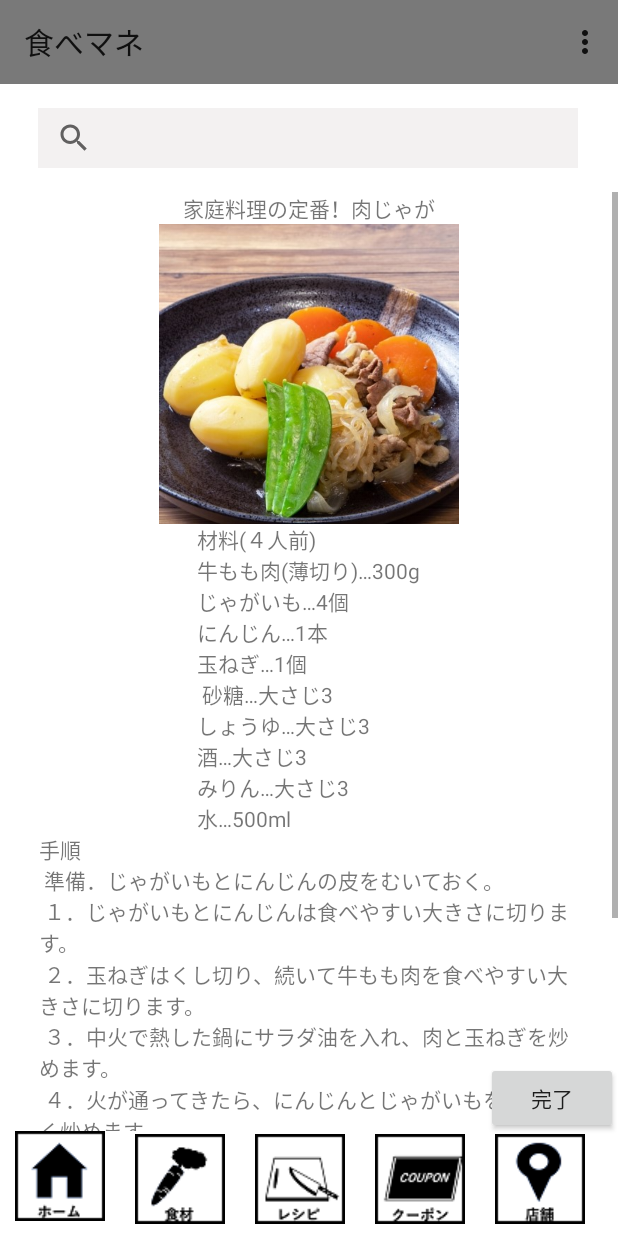
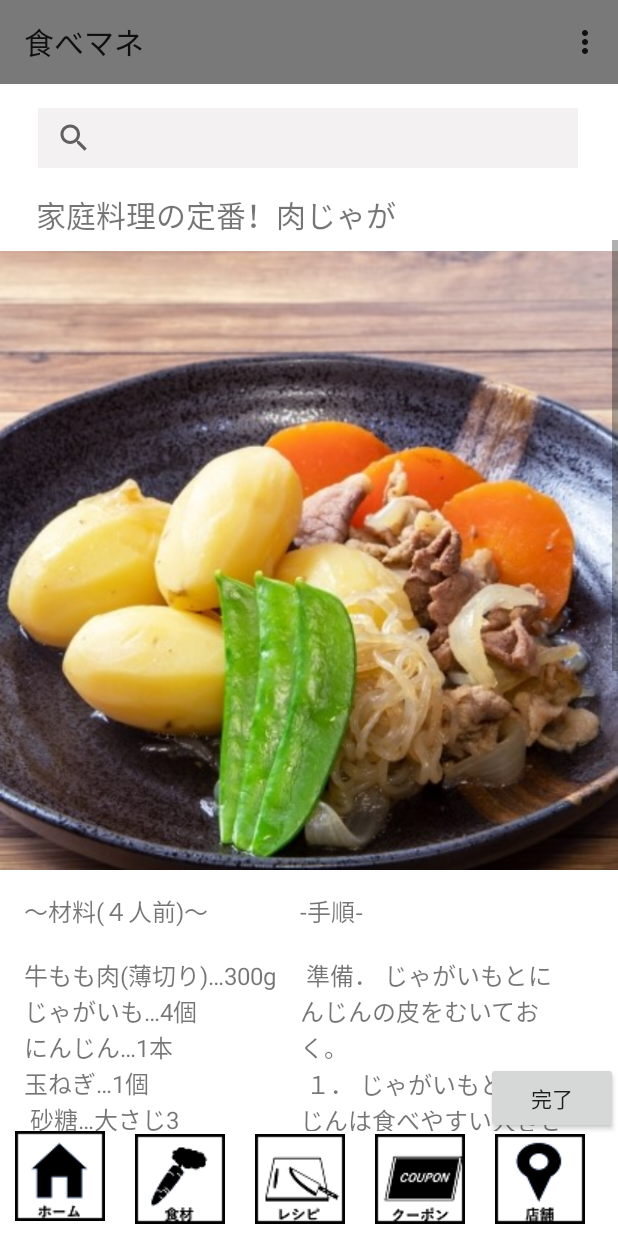
Before and after one commit to fresh3001/Tabemane, an Android app: the Recipe02Activity screen opened directly, with no data from a screen before it, on a phone screen of 412 x 824 dp. Run offline under Robolectric (Android 15) with nearby library versions, the light colour scheme and no system bars; our stand-ins replace Firebase (no records; nobody signed in at launch, a user with empty details on screens opened directly).

Commit message:
13 commite 安達

```diff
--- a/app/src/main/res/layout/activity_recipe02.xml
+++ b/app/src/main/res/layout/activity_recipe02.xml
@@ -111,11 +111,22 @@
         app:layout_constraintStart_toStartOf="parent"
         app:layout_constraintTop_toBottomOf="@+id/toolbar" />
 
+    <TextView
+        android:id="@+id/recipe_name"
+        android:layout_width="match_parent"
+        android:layout_height="wrap_content"
+        android:layout_gravity="center_horizontal"
+        android:layout_marginTop="16dp"
+        android:layout_marginHorizontal="24dp"
+        android:text="@string/recipe_name"
+        android:textSize="20dp"
+        app:layout_constraintTop_toBottomOf="@+id/serch" />
+
     <ScrollView
         android:id="@+id/scrollView2"
         android:layout_width="match_parent"
         android:layout_height="match_parent"
-        android:layout_marginTop="128dp"
+        android:layout_marginTop="160dp"
         android:layout_marginBottom="70dp"
         android:fillViewport="true">
 
@@ -130,23 +141,10 @@
 
 
             <!--レシピ-->
-            <TextView
-                android:id="@+id/recipe_name"
-                android:layout_width="wrap_content"
-                android:layout_height="wrap_content"
-                android:layout_gravity="center_horizontal"
-                android:text="@string/recipe_name"
-                app:layout_constraintBottom_toTopOf="@+id/recipeImageButton"
-                app:layout_constraintEnd_toEndOf="parent"
-                app:layout_constraintHorizontal_bias="0.498"
-                app:layout_constraintStart_toStartOf="parent"
-                app:layout_constraintTop_toBottomOf="@+id/serch"
-                app:layout_constraintVertical_bias="0.301" />
-
             <ImageView
                 android:id="@+id/recipe_img"
-                android:layout_width="200dp"
-                android:layout_height="200dp"
+                android:layout_width="match_parent"
+                android:layout_height="wrap_content"
                 android:layout_gravity="center_horizontal"
                 app:layout_constraintEnd_toEndOf="parent"
                 app:layout_constraintHorizontal_bias="0.49"
@@ -155,26 +153,29 @@
                 app:srcCompat="@drawable/nikujaga"
                 tools:ignore="ContentDescription" />
 
-
-            <TextView
+             <LinearLayout
+                android:layout_width="match_parent"
+                android:layout_height="wrap_content"
+                android:layout_marginTop="8dp"
+                android:layout_marginHorizontal="16dp">
+             <TextView
                 android:id="@+id/material"
                 android:layout_width="wrap_content"
                 android:layout_height="wrap_content"
                 android:layout_gravity="center_horizontal"
-                android:text="@string/material"
-                app:layout_constraintEnd_toEndOf="parent"
-                app:layout_constraintStart_toStartOf="parent"
-                app:layout_constraintTop_toBottomOf="@+id/recipe_img"/>
+                android:textSize="16dp"
+                android:text="@string/material" />
 
-            <TextView
+             <TextView
                 android:id="@+id/Howtomake_text"
-                android:layout_width="360dp"
+                android:layout_width="match_parent"
                 android:layout_height="wrap_content"
                 android:layout_gravity="center_horizontal"
-                android:text="@string/recipe_make"
-                app:layout_constraintEnd_toEndOf="parent"
-                app:layout_constraintStart_toStartOf="parent"
-                app:layout_constraintTop_toBottomOf="@+id/material"/>
+                android:layout_marginHorizontal="16dp"
+                android:textSize="16dp"
+                android:text="@string/recipe_make" />
+             </LinearLayout>
+
 
             <RadioGroup
                 android:id="@+id/radioGroup"
--- a/app/src/main/res/values/strings.xml
+++ b/app/src/main/res/values/strings.xml
@@ -9,20 +9,20 @@
     <!--レシピ遷移画面-->
     <string name="recipe_name">家庭料理の定番！肉じゃが</string>
     <string name="material">
-        材料(４人前)\n牛もも肉(薄切り)…300g\nじゃがいも…4個\nにんじん…1本\n玉ねぎ…1個\n
+        ～材料(４人前)～\n\n牛もも肉(薄切り)…300g\nじゃがいも…4個\nにんじん…1本\n玉ねぎ…1個\n
         砂糖…大さじ3\nしょうゆ…大さじ3\n酒…大さじ3\nみりん…大さじ3\n水…500ml
     </string>
     <string name="recipe_make">
-        手順\n
-        準備．じゃがいもとにんじんの皮をむいておく。\n
-        １．じゃがいもとにんじんは食べやすい大きさに切ります。\n
-        ２．玉ねぎはくし切り、続いて牛もも肉を食べやすい大きさに切ります。\n
-        ３．中火で熱した鍋にサラダ油を入れ、肉と玉ねぎを炒めます。\n
-        ４．火が通ってきたら、にんじんとじゃがいもを入れ軽く炒めます。\n
-        ５．水を入れ、煮ながら、アクをとります。\n
-        ６．砂糖・酒を入れひと煮立ちさせたら、醤油を入れます。\n
-        ７．味が染みてきたら一旦火を止め冷まします。\n
-        ８．冷めたら再度火をかけ、みりんを入れます。煮汁が少なくなるまで中火で煮たら完成です。\n
+        -手順-\n\n
+        準備．  じゃがいもとにんじんの皮をむいておく。\n
+        １．  じゃがいもとにんじんは食べやすい大きさに切ります。\n
+        ２．  玉ねぎはくし切り、続いて牛もも肉を食べやすい大きさに切ります。\n
+        ３．  中火で熱した鍋にサラダ油を入れ、肉と玉ねぎを炒めます。\n
+        ４．  火が通ってきたら、にんじんとじゃがいもを入れ軽く炒めます。\n
+        ５．  水を入れ、煮ながら、アクをとります。\n
+        ６．  砂糖・酒を入れひと煮立ちさせたら、醤油を入れます。\n
+        ７．  味が染みてきたら一旦火を止め冷まします。\n
+        ８．  冷めたら再度火をかけ、みりんを入れます。煮汁が少なくなるまで中火で煮たら完成です。\n
     </string>
     <string name="msg_complete">完了</string>
     <string name="movingimg01">動画1</string>
```
